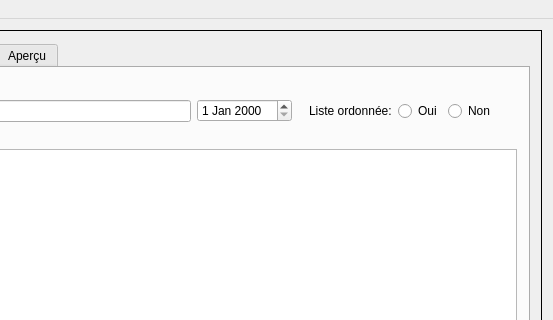
Before: the Qt Designer form UI/mainwindow.ui in guiguilalane/Taskinator, drawn with Qt 5; both pictures show x 247 to 800 and y 0 to 320 of the 800 by 600 pixel window.
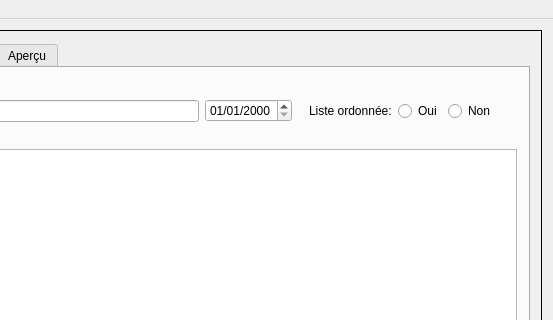
After: the same form once the commit is applied. Icons and pictures are not drawn. Custom widgets are drawn as their Qt base class.

Commit message: Add the detection of modification of date of the list root

Diff of the .ui file:
```diff
--- a/UI/mainwindow.ui
+++ b/UI/mainwindow.ui
@@ -272,7 +272,11 @@
                <widget class="QLineEdit" name="lineEdit"/>
               </item>
               <item>
-               <widget class="QDateEdit" name="dateEdit"/>
+               <widget class="QDateEdit" name="dateEdit">
+                <property name="displayFormat">
+                 <string>dd/MM/yyyy</string>
+                </property>
+               </widget>
               </item>
               <item>
                <widget class="QWidget" name="widget" native="true">
```
The commit also changes 2 other files.
